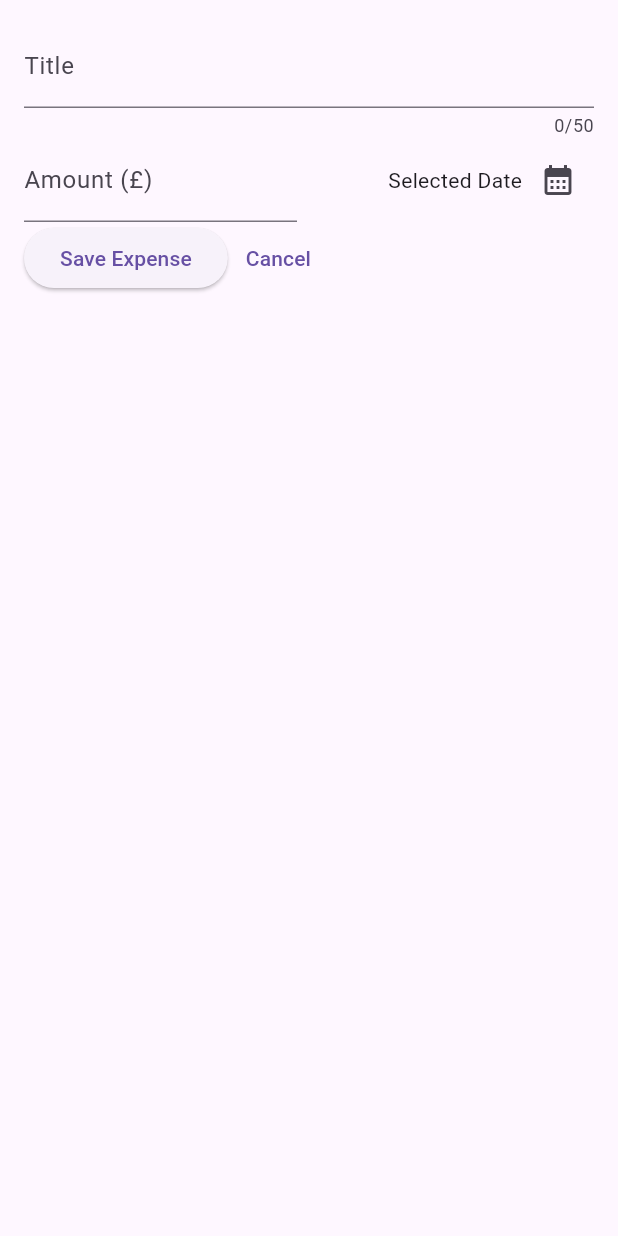
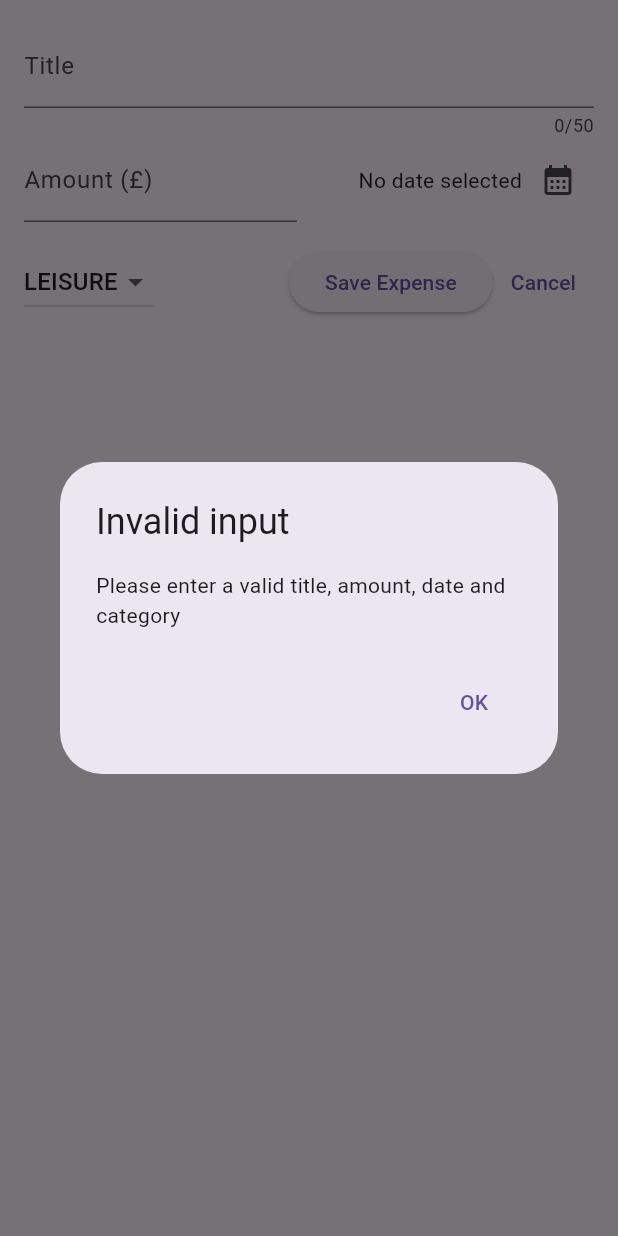
Before and after one commit to the-dext/flutter_course, a Flutter app: the NewExpense widget shown alone on an empty page, opened directly, after a tap on "Save Expense", on a phone screen of 412 x 824 dp. Run offline on Flutter 3.47's test engine with Material 3 defaults, Android fonts, the phone set to English and light mode, and no system bars; our stand-ins replace google_fonts.

Commit message:
added validation

```diff
--- a/expense_tracker/expense_tracker/lib/models/expense.dart
+++ b/expense_tracker/expense_tracker/lib/models/expense.dart
@@ -1,6 +1,6 @@
 import 'package:flutter/material.dart';
 import 'package:uuid/uuid.dart';
-import 'package:intl/intl.dart';
+import 'package:expense_tracker/utils/date_formatter.dart';
 
 const uuidGen = Uuid();
 
@@ -13,8 +13,6 @@ const categoryIcons = {
   Category.work: Icons.work,
   Category.bill: Icons.account_balance,
 };
-
-final formatter = DateFormat.yMd();
 
 class Expense {
   final String id;
@@ -33,5 +31,5 @@ class Expense {
     required this.category,
   }) : id = uuidGen.v4();
 
-  String get formattedDate => formatter.format(date);
+  String get formattedDate => formatDate(date);
 }
--- /dev/null
+++ b/expense_tracker/expense_tracker/lib/utils/date_formatter.dart
@@ -0,0 +1,5 @@
+import 'package:intl/intl.dart';
+
+final _formatter = DateFormat("dd/MM/yyyy");
+
+String formatDate(DateTime date) => _formatter.format(date);
--- a/expense_tracker/expense_tracker/lib/widgets/new_expense.dart
+++ b/expense_tracker/expense_tracker/lib/widgets/new_expense.dart
@@ -1,3 +1,6 @@
+import 'package:expense_tracker/utils/date_formatter.dart';
+import 'package:expense_tracker/models/expense.dart' as expenses;
+import 'package:flutter/foundation.dart';
 import 'package:flutter/material.dart';
 
 class NewExpense extends StatefulWidget {
@@ -13,6 +16,8 @@ class _NewExpenseState extends State<NewExpense> {
   // text editing controller needs to be DISPOSED!
   final _titleController = TextEditingController();
   final _amountController = TextEditingController();
+  DateTime? selectedDate;
+  expenses.Category selectedCategory = expenses.Category.leisure;
 
   @override
   void dispose() {
@@ -22,13 +27,45 @@ class _NewExpenseState extends State<NewExpense> {
     super.dispose();
   }
 
-  void _showDatePicker() {
-    showDatePicker(
+  void _showDatePicker() async {
+    var newDateValue = await showDatePicker(
       context: context,
       initialDate: DateTime.now(),
       firstDate: DateTime.now().add(Duration(days: -365)),
       lastDate: DateTime.now(),
     );
+
+    setState(() {
+      selectedDate = newDateValue;
+    });
+  }
+
+  void saveNewExpense() {
+    bool isTitleInvalid = _titleController.text.trim().isEmpty;
+    bool isAmountInvalid =
+        (double.tryParse(_amountController.text.trim()) ?? 0) <= 0;
+    bool isDateInvalid = selectedDate == null;
+
+    if (isTitleInvalid || isAmountInvalid || isDateInvalid) {
+      showDialog(
+        context: context,
+        builder: (ctx) => AlertDialog(
+          title: Text("Invalid input"),
+          content: Text(
+            "Please enter a valid title, amount, date and category",
+          ),
+          actions: [
+            TextButton(
+              onPressed: () {
+                Navigator.pop(context);
+              },
+              child: Text("OK"),
+            ),
+          ],
+        ),
+      );
+      return;
+    }
   }
 
   @override
@@ -60,7 +97,11 @@ class _NewExpenseState extends State<NewExpense> {
                   mainAxisAlignment: MainAxisAlignment.end,
                   crossAxisAlignment: CrossAxisAlignment.center,
                   children: [
-                    Text('Selected Date'),
+                    Text(
+                      selectedDate != null
+                          ? formatDate(selectedDate!)
+                          : 'No date selected',
+                    ),
                     IconButton(
                       onPressed: _showDatePicker,
                       icon: (Icon(Icons.calendar_month)),
@@ -70,14 +111,30 @@ class _NewExpenseState extends State<NewExpense> {
               ),
             ],
           ),
-
+          SizedBox(height: 16),
           Row(
             children: [
+              DropdownButton(
+                items: expenses.Category.values
+                    .map(
+                      (category) => DropdownMenuItem(
+                        value: category,
+                        child: Text(category.name.toUpperCase()),
+                      ),
+                    )
+                    .toList(),
+                onChanged: (v) {
+                  if (v != null) {
+                    setState(() {
+                      selectedCategory = v;
+                    });
+                  }
+                },
+                value: selectedCategory,
+              ),
+              Spacer(),
               ElevatedButton(
-                onPressed: () {
-                  print(_titleController.text);
-                  print(_amountController.text);
-                },
+                onPressed: saveNewExpense,
                 child: const Text("Save Expense"),
               ),
               TextButton(
```
